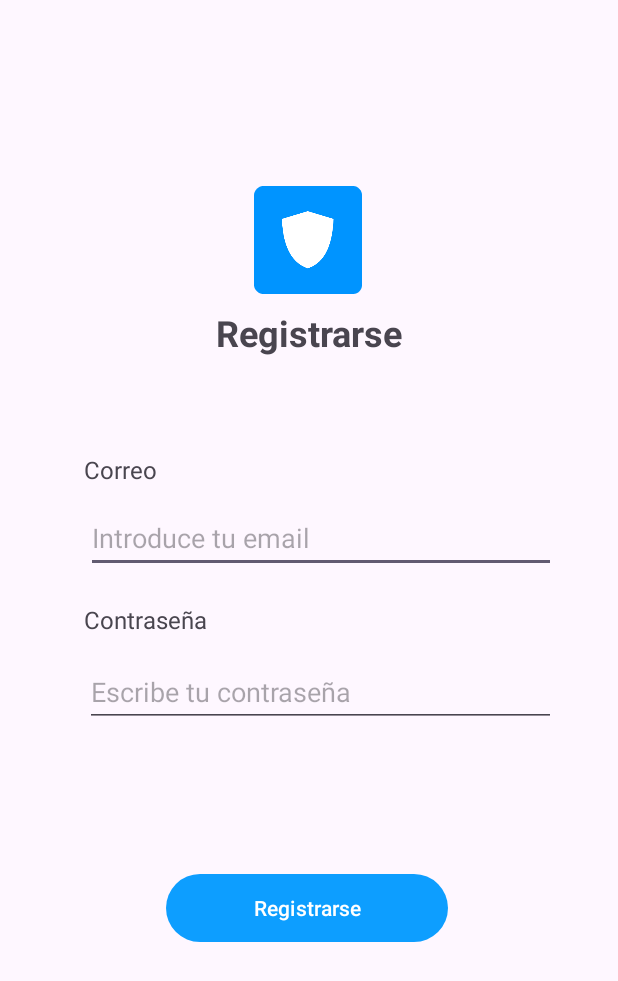
After one commit to Pablo-ArgF/MoneyGuardian, an Android app: the SignInActivity screen opened directly, with no data from a screen before it, on a phone screen of 412 x 824 dp. The commit adds this screen. Shown: the top 981 px of the screen. Run offline under Robolectric (Android 15) with nearby library versions, the phone set to English and light mode, and no system bars; our stand-ins replace Firebase (no records; nobody signed in at launch, a user with empty details on screens opened directly).

Commit message:
Login/signin 'working'

```diff
--- a/app/build.gradle
+++ b/app/build.gradle
@@ -34,6 +34,7 @@ dependencies {
     implementation 'androidx.appcompat:appcompat:1.6.1'
     implementation 'com.google.android.material:material:1.10.0'
     implementation 'androidx.constraintlayout:constraintlayout:2.1.4'
+    implementation 'com.google.firebase:firebase-auth:22.2.0'
     testImplementation 'junit:junit:4.13.2'
     androidTestImplementation 'androidx.test.ext:junit:1.1.5'
     androidTestImplementation 'androidx.test.espresso:espresso-core:3.5.1'
--- /dev/null
+++ b/app/src/main/java/com/moneyguardian/userAuth/SignInActivity.java
@@ -0,0 +1,136 @@
+package com.moneyguardian.userAuth;
+
+
+import android.os.Bundle;
+import android.content.Intent;
+import android.text.TextUtils;
+import android.view.View;
+import android.widget.ProgressBar;
+import android.widget.Toast;
+import android.widget.EditText;
+import android.widget.Button;
+
+import androidx.annotation.NonNull;
+import androidx.appcompat.app.AppCompatActivity;
+
+import com.google.firebase.auth.FirebaseAuth;
+import com.google.firebase.auth.AuthResult;
+import com.google.android.gms.tasks.OnCompleteListener;
+import com.google.android.gms.tasks.Task;
+import com.google.firebase.auth.FirebaseUser;
+import com.moneyguardian.MainActivity;
+import com.moneyguardian.R;
+import com.moneyguardian.SocialActivity;
+
+public class SignInActivity  extends AppCompatActivity {
+    private EditText emailTextView, passwordTextView;
+    private Button btn_register;
+    private ProgressBar progressbar;
+    private FirebaseAuth mAuth;
+
+    @Override
+    protected void onStart() {
+        super.onStart();
+        FirebaseUser user = mAuth.getCurrentUser();
+        if(user != null){
+            //launch the main activity
+            Intent intent
+                    = new Intent(SignInActivity.this,
+                    SocialActivity.class); //TODO change this to main at some point
+            startActivity(intent);
+        }
+    }
+
+    @Override
+    protected void onCreate(Bundle savedInstanceState)
+    {
+        super.onCreate(savedInstanceState);
+        setContentView(R.layout.activity_signin);
+
+        // taking FirebaseAuth instance
+        mAuth = FirebaseAuth.getInstance();
+
+        // initialising all views through id defined above
+        emailTextView = findViewById(R.id.email);
+        passwordTextView = findViewById(R.id.passwd);
+        btn_register = findViewById(R.id.btnregister);
+        progressbar = findViewById(R.id.progressbar);
+
+        // Set on Click Listener on Registration button
+        btn_register.setOnClickListener(new View.OnClickListener() {
+            @Override
+            public void onClick(View v)
+            {
+                registerNewUser();
+            }
+        });
+
+
+    }
+
+    private void registerNewUser()
+    {
+
+        // show the visibility of progress bar to show loading
+        progressbar.setVisibility(View.VISIBLE);
+
+        // Take the value of two edit texts in Strings
+        String email, password;
+        email = emailTextView.getText().toString();
+        password = passwordTextView.getText().toString();
+
+        // Validations for input email and password
+        if (TextUtils.isEmpty(email)) {
+            emailTextView.setError(getString(R.string.error_empty_mail));
+            return;
+        }
+        if (TextUtils.isEmpty(password)) {
+           passwordTextView.setError(getString(R.string.error_password_empty));
+           return;
+        }
+        else {
+            if(password.length() < 6){ //we do not allow passwords with less than 6 chars
+                passwordTextView.setError(getString(R.string.error_password_length));
+                return;
+            }
+        }
+
+        // create new user or register new user
+        mAuth
+                .createUserWithEmailAndPassword(email, password)
+                .addOnCompleteListener(new OnCompleteListener<AuthResult>() {
+
+                    @Override
+                    public void onComplete(@NonNull Task<AuthResult> task)
+                    {
+                        if (task.isSuccessful()) {
+                            Toast.makeText(getApplicationContext(),
+                                            getString(R.string.singin_correcto),
+                                            Toast.LENGTH_LONG)
+                                    .show();
+
+                            // hide the progress bar
+                            progressbar.setVisibility(View.GONE);
+
+                            // if the user created intent to login activity
+                            Intent intent
+                                    = new Intent(SignInActivity.this,
+                                    MainActivity.class);
+                            startActivity(intent);
+                        }
+                        else {
+
+                            // Registration failed
+                            Toast.makeText(
+                                            getApplicationContext(),
+                                            getText(R.string.signin_error),
+                                            Toast.LENGTH_LONG)
+                                    .show();
+
+                            // hide the progress bar
+                            progressbar.setVisibility(View.GONE);
+                        }
+                    }
+                });
+    }
+}
--- /dev/null
+++ b/app/src/main/res/layout/activity_signin.xml
@@ -0,0 +1,111 @@
+<?xml version="1.0" encoding="utf-8"?>
+<androidx.constraintlayout.widget.ConstraintLayout xmlns:android="http://schemas.android.com/apk/res/android"
+    xmlns:app="http://schemas.android.com/apk/res-auto"
+    xmlns:tools="http://schemas.android.com/tools"
+    android:layout_width="match_parent"
+    android:layout_height="match_parent"
+    tools:context=".userAuth.SignInActivity">
+
+    <EditText
+        android:id="@+id/email"
+        android:layout_width="313dp"
+        android:layout_height="46dp"
+        android:hint="@string/enter_email"
+        app:layout_constraintBottom_toBottomOf="parent"
+        app:layout_constraintEnd_toEndOf="parent"
+        app:layout_constraintHorizontal_bias="0.581"
+        app:layout_constraintStart_toStartOf="parent"
+        app:layout_constraintTop_toBottomOf="@+id/textView2"
+        app:layout_constraintVertical_bias="0.027" />
+
+    <EditText
+        android:id="@+id/passwd"
+        android:layout_width="314dp"
+        android:layout_height="46dp"
+        android:layout_marginTop="8dp"
+        android:hint="@string/enter_password"
+        android:inputType="textPassword"
+        app:layout_constraintBottom_toBottomOf="parent"
+        app:layout_constraintEnd_toEndOf="parent"
+        app:layout_constraintHorizontal_bias="0.577"
+        app:layout_constraintStart_toStartOf="parent"
+        app:layout_constraintTop_toBottomOf="@+id/textView"
+        app:layout_constraintVertical_bias="0.019" />
+
+    <TextView
+        android:id="@+id/textView"
+        android:layout_width="wrap_content"
+        android:layout_height="wrap_content"
+        android:layout_marginTop="20dp"
+        android:text="@string/contrase_a"
+        android:textSize="16sp"
+        app:layout_constraintBottom_toBottomOf="parent"
+        app:layout_constraintEnd_toEndOf="parent"
+        app:layout_constraintHorizontal_bias="0.17"
+        app:layout_constraintStart_toStartOf="parent"
+        app:layout_constraintTop_toBottomOf="@+id/email"
+        app:layout_constraintVertical_bias="0.0" />
+
+    <Button
+        android:id="@+id/btnregister"
+        android:layout_width="188dp"
+        android:layout_height="53dp"
+        android:layout_marginBottom="192dp"
+        android:text="@string/registrarse"
+        app:layout_constraintBottom_toBottomOf="parent"
+        app:layout_constraintEnd_toEndOf="parent"
+        app:layout_constraintHorizontal_bias="0.493"
+        app:layout_constraintStart_toStartOf="parent"
+        app:layout_constraintTop_toBottomOf="@+id/passwd"
+        app:layout_constraintVertical_bias="1.0" />
+
+    <ImageView
+        android:id="@+id/imageView"
+        android:layout_width="wrap_content"
+        android:layout_height="wrap_content"
+        app:layout_constraintBottom_toBottomOf="parent"
+        app:layout_constraintEnd_toEndOf="parent"
+        app:layout_constraintHorizontal_bias="0.498"
+        app:layout_constraintStart_toStartOf="parent"
+        app:layout_constraintTop_toTopOf="parent"
+        app:layout_constraintVertical_bias="0.165"
+        app:srcCompat="@mipmap/ic_launcher" />
+
+    <TextView
+        android:id="@+id/textView3"
+        android:layout_width="wrap_content"
+        android:layout_height="wrap_content"
+        android:text="@string/registrarse"
+        android:textSize="24sp"
+        android:textStyle="bold"
+        app:layout_constraintBottom_toBottomOf="parent"
+        app:layout_constraintEnd_toEndOf="parent"
+        app:layout_constraintStart_toStartOf="parent"
+        app:layout_constraintTop_toBottomOf="@+id/imageView"
+        app:layout_constraintVertical_bias="0.016" />
+
+    <TextView
+        android:id="@+id/textView2"
+        android:layout_width="wrap_content"
+        android:layout_height="wrap_content"
+        android:layout_marginTop="64dp"
+        android:text="@string/correo"
+        android:textSize="16sp"
+        app:layout_constraintBottom_toBottomOf="parent"
+        app:layout_constraintEnd_toEndOf="parent"
+        app:layout_constraintHorizontal_bias="0.154"
+        app:layout_constraintStart_toStartOf="parent"
+        app:layout_constraintTop_toBottomOf="@+id/textView3"
+        app:layout_constraintVertical_bias="0.0" />
+
+    <ProgressBar
+        android:id="@+id/progressbar"
+        android:layout_width="wrap_content"
+        android:layout_height="wrap_content"
+        android:layout_marginEnd="392dp"
+        android:layout_marginBottom="724dp"
+        android:visibility="gone"
+        app:layout_constraintBottom_toBottomOf="parent"
+        app:layout_constraintEnd_toEndOf="parent" />
+
+</androidx.constraintlayout.widget.ConstraintLayout>
--- a/app/src/main/res/values/strings.xml
+++ b/app/src/main/res/values/strings.xml
@@ -17,4 +17,18 @@
     <string name="nombreGrupo">nombre del grupo</string>
     <string name="participantesGrupo">user1, user2, user 3, user 4, user 5, user 6, user 7, user 8, user 9, user 10</string>
     <string name="NuevoItemPago">Crear Nuevo</string>
+    <string name="registrarse">Registrarse</string>
+    <string name="correo">Correo</string>
+    <string name="contrase_a">Contraseña</string>
+    <string name="enter_password">Escribe tu contraseña</string>
+    <string name="enter_email">Introduce tu email</string>
+    <string name="title_activity_login">LoginActivity</string>
+    <string name="title_activity_signin">SignInActivity</string>
+    <string name="login">Login</string>
+    <string name="enter_your_email">Enter your Email</string>
+    <string name="error_empty_mail">El correo no puede estar vacío</string>
+    <string name="error_password_empty">La contraseña no puede estar vacía</string>
+    <string name="error_password_length">La contraseña ha de tener al menos 6 caracteres</string>
+    <string name="singin_correcto">Cuenta creada</string>
+    <string name="signin_error">Algo ha ido mal, reintentelo más tarde</string>
 </resources>
--- a/build.gradle
+++ b/build.gradle
@@ -1,4 +1,8 @@
-// Top-level build file where you can add configuration options common to all sub-projects/modules.
+buildscript {
+    dependencies {
+        classpath 'com.google.gms:google-services:4.4.0'
+    }
+}// Top-level build file where you can add configuration options common to all sub-projects/modules.
 plugins {
     id 'com.android.application' version '8.1.1' apply false
     id 'com.google.gms.google-services' version '4.4.0' apply false
```
Also changed, not shown: app/src/main/AndroidManifest.xml (+11 -0 lines), app/src/main/java/com/moneyguardian/SocialActivity.java (+18 -1 lines), app/src/main/java/com/moneyguardian/userAuth/LoginActivity.java (added, +146 -0 lines), app/src/main/res/layout/activity_login.xml (added, +57 -0 lines).
